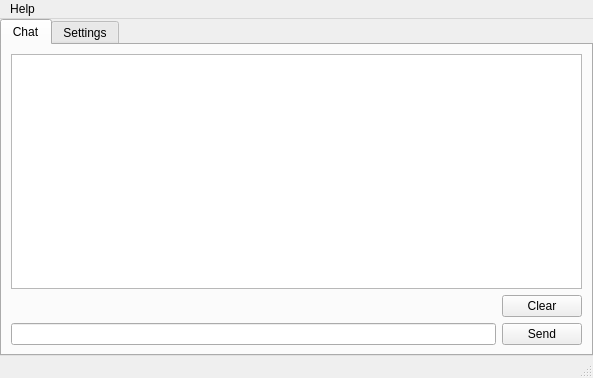
Before: the Qt Designer form src/mainwindow.ui in cyberlord8/ChesterTheChat, drawn with Qt 5.
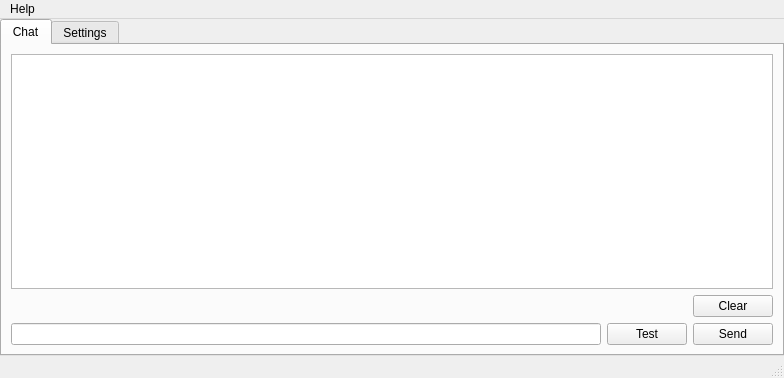
After: the same form once the commit is applied. The open tabs and pages were chosen to show the change.

Diff of the .ui file:
```diff
--- a/src/mainwindow.ui
+++ b/src/mainwindow.ui
@@ -6,7 +6,7 @@
    <rect>
     <x>0</x>
     <y>0</y>
-    <width>593</width>
+    <width>784</width>
     <height>378</height>
    </rect>
   </property>
@@ -93,6 +93,13 @@
             </property>
            </widget>
           </item>
+          <item>
+           <widget class="QPushButton" name="pushButtonCreateTestMsg">
+            <property name="text">
+             <string>Test</string>
+            </property>
+           </widget>
+          </item>
           <item>
            <widget class="QPushButton" name="pushButtonSend">
             <property name="toolTip">
@@ -587,8 +594,8 @@
     <rect>
      <x>0</x>
      <y>0</y>
-     <width>593</width>
-     <height>21</height>
+     <width>784</width>
+     <height>25</height>
     </rect>
    </property>
    <widget class="QMenu" name="menuHelp">
```
Left out of the diff: 2 changed lines with no effect on the pictures.
